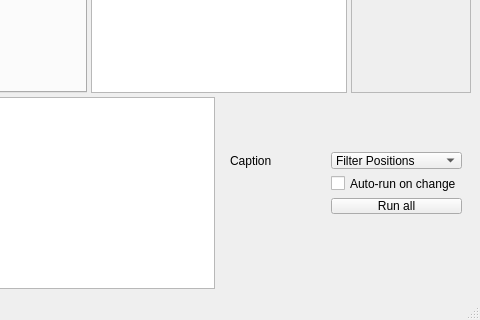
First picture: the form in src/pcot/assets/main.ui, repository AU-ExoMars/PCOT, before the edit; both pictures show x 764 to 1244 and y 471 to 791 of the 1244 by 791 pixel window.
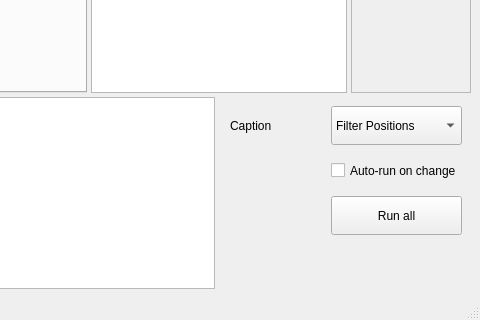
Second picture: the form after the edit. Custom widgets are drawn as their Qt base class.

Commit message: Removed size constraints on MainUI corner widget area (Caption etc)

What changed in the file:
```diff
--- a/src/pcot/assets/main.ui
+++ b/src/pcot/assets/main.ui
@@ -194,12 +194,6 @@
             <height>0</height>
            </size>
           </property>
-          <property name="maximumSize">
-           <size>
-            <width>300</width>
-            <height>100</height>
-           </size>
-          </property>
           <layout class="QGridLayout" name="gridLayout_2">
            <item row="1" column="1">
             <widget class="QCheckBox" name="autoRun">
```
